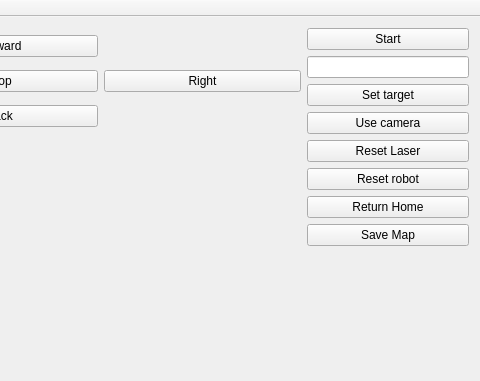
First picture: the form in uloha-1/uloha1/mainwindow.ui, repository matejmedveczky/rmr_benkovsky_medveczky, before the edit; both pictures show x 313 to 793 and y 0 to 381 of the 793 by 686 pixel window.
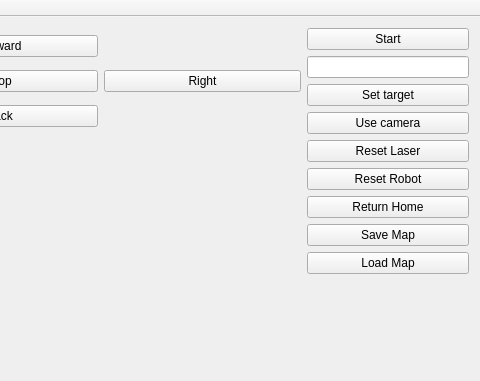
Second picture: the form after the edit.

```diff
--- a/uloha-1/uloha1/mainwindow.ui
+++ b/uloha-1/uloha1/mainwindow.ui
@@ -197,7 +197,7 @@
          </size>
         </property>
         <property name="text">
-         <string>Reset robot</string>
+         <string>Reset Robot</string>
         </property>
        </widget>
       </item>
@@ -215,6 +215,13 @@
         </property>
        </widget>
       </item>
+      <item>
+       <widget class="QPushButton" name="pushButton_13">
+        <property name="text">
+         <string>Load Map</string>
+        </property>
+       </widget>
+      </item>
       <item>
        <spacer name="verticalSpacer">
         <property name="orientation">
```
